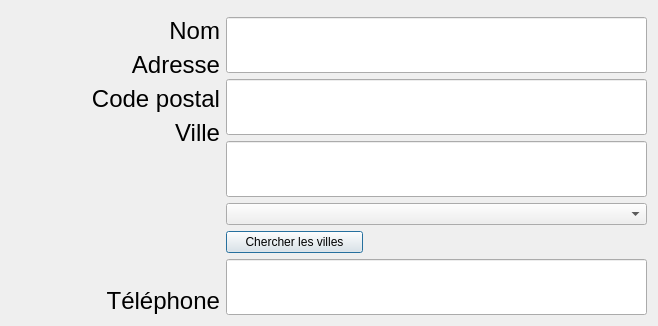
Above: src/Qt/AgenceImmobiliere/dialogclient.ui from Ovan33/Immobilier before the change. Below: the same form after it.
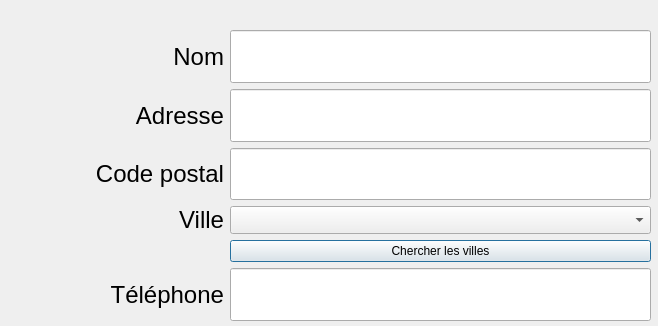
That is the form after the change.

Commit message: Modification du layout de l'écran Client

Patch:
```diff
--- a/src/Qt/AgenceImmobiliere/dialogclient.ui
+++ b/src/Qt/AgenceImmobiliere/dialogclient.ui
@@ -13,9 +13,15 @@
   <property name="windowTitle">
    <string>Dialog</string>
   </property>
-  <layout class="QVBoxLayout" name="verticalLayout_3">
-   <item>
     <widget class="QWidget" name="widget_barreMenu" native="true">
+   <property name="geometry">
+    <rect>
+     <x>9</x>
+     <y>9</y>
+     <width>640</width>
+     <height>16</height>
+    </rect>
+   </property>
      <property name="sizePolicy">
       <sizepolicy hsizetype="Maximum" vsizetype="Maximum">
        <horstretch>0</horstretch>
@@ -29,12 +35,19 @@
       </size>
      </property>
     </widget>
-   </item>
-   <item>
+  <widget class="QWidget" name="">
+   <property name="geometry">
+    <rect>
+     <x>10</x>
+     <y>30</y>
+     <width>641</width>
+     <height>291</height>
+    </rect>
+   </property>
     <layout class="QHBoxLayout" name="horizontalLayout">
      <item>
-      <layout class="QVBoxLayout" name="verticalLayout">
-       <item>
+     <layout class="QGridLayout" name="gridLayout">
+      <item row="0" column="0">
         <widget class="QLabel" name="label_Nom">
          <property name="font">
           <font>
@@ -50,7 +63,23 @@
          </property>
         </widget>
        </item>
-       <item>
+      <item row="0" column="1">
+       <widget class="QLineEdit" name="lineEdit_Nom">
+        <property name="sizePolicy">
+         <sizepolicy hsizetype="Expanding" vsizetype="Expanding">
+          <horstretch>4</horstretch>
+          <verstretch>1</verstretch>
+         </sizepolicy>
+        </property>
+        <property name="maximumSize">
+         <size>
+          <width>421</width>
+          <height>16777215</height>
+         </size>
+        </property>
+       </widget>
+      </item>
+      <item row="1" column="0">
         <widget class="QLabel" name="label_Adresse">
          <property name="sizePolicy">
           <sizepolicy hsizetype="Minimum" vsizetype="Preferred">
@@ -72,7 +101,23 @@
          </property>
         </widget>
        </item>
-       <item>
+      <item row="1" column="1">
+       <widget class="QLineEdit" name="lineEdit_Adresse">
+        <property name="sizePolicy">
+         <sizepolicy hsizetype="Maximum" vsizetype="Expanding">
+          <horstretch>3</horstretch>
+          <verstretch>1</verstretch>
+         </sizepolicy>
+        </property>
+        <property name="maximumSize">
+         <size>
+          <width>421</width>
+          <height>16777215</height>
+         </size>
+        </property>
+       </widget>
+      </item>
+      <item row="2" column="0">
         <widget class="QLabel" name="label_CodePostal">
          <property name="sizePolicy">
           <sizepolicy hsizetype="Minimum" vsizetype="Preferred">
@@ -94,7 +139,7 @@
          </property>
         </widget>
        </item>
-       <item>
+      <item row="3" column="0">
         <widget class="QLabel" name="label_Ville">
          <property name="sizePolicy">
           <sizepolicy hsizetype="Minimum" vsizetype="Preferred">
@@ -116,20 +161,17 @@
          </property>
         </widget>
        </item>
-       <item>
-        <spacer name="verticalSpacer">
-         <property name="orientation">
-          <enum>Qt::Vertical</enum>
-         </property>
-         <property name="sizeHint" stdset="0">
-          <size>
-           <width>20</width>
-           <height>40</height>
-          </size>
-         </property>
-        </spacer>
-       </item>
-       <item>
+      <item row="3" column="1">
+       <widget class="QComboBox" name="comboBox">
+        <property name="sizePolicy">
+         <sizepolicy hsizetype="Preferred" vsizetype="MinimumExpanding">
+          <horstretch>1</horstretch>
+          <verstretch>0</verstretch>
+         </sizepolicy>
+        </property>
+       </widget>
+      </item>
+      <item row="5" column="0">
         <widget class="QLabel" name="label_Telephone">
          <property name="sizePolicy">
           <sizepolicy hsizetype="Minimum" vsizetype="Preferred">
@@ -151,28 +193,8 @@
          </property>
         </widget>
        </item>
-      </layout>
-     </item>
-     <item>
-      <layout class="QVBoxLayout" name="verticalLayout_2">
-       <item>
-        <widget class="QLineEdit" name="lineEdit_Nom">
-         <property name="sizePolicy">
-          <sizepolicy hsizetype="Expanding" vsizetype="Expanding">
-           <horstretch>4</horstretch>
-           <verstretch>1</verstretch>
-          </sizepolicy>
-         </property>
-         <property name="maximumSize">
-          <size>
-           <width>421</width>
-           <height>16777215</height>
-          </size>
-         </property>
-        </widget>
-       </item>
-       <item>
-        <widget class="QLineEdit" name="lineEdit_Adresse">
+      <item row="5" column="1">
+       <widget class="QLineEdit" name="lineEdit_CodePostal_2">
          <property name="sizePolicy">
           <sizepolicy hsizetype="Maximum" vsizetype="Expanding">
            <horstretch>3</horstretch>
@@ -187,7 +209,7 @@
          </property>
         </widget>
        </item>
-       <item>
+      <item row="2" column="1">
         <widget class="QLineEdit" name="lineEdit_CodePostal">
          <property name="sizePolicy">
           <sizepolicy hsizetype="Maximum" vsizetype="Expanding">
@@ -203,56 +225,17 @@
          </property>
         </widget>
        </item>
-       <item>
-        <widget class="QComboBox" name="comboBox">
-         <property name="sizePolicy">
-          <sizepolicy hsizetype="Preferred" vsizetype="MinimumExpanding">
-           <horstretch>1</horstretch>
-           <verstretch>0</verstretch>
-          </sizepolicy>
-         </property>
-        </widget>
-       </item>
-       <item>
-        <widget class="QPushButton" name="button_ChercherVille">
-         <property name="sizePolicy">
-          <sizepolicy hsizetype="Expanding" vsizetype="Expanding">
-           <horstretch>1</horstretch>
-           <verstretch>0</verstretch>
-          </sizepolicy>
-         </property>
-         <property name="maximumSize">
-          <size>
-           <width>137</width>
-           <height>27</height>
-          </size>
-         </property>
+      <item row="4" column="1">
+       <widget class="QPushButton" name="button_ChercherVilles">
          <property name="text">
           <string>Chercher les villes</string>
          </property>
         </widget>
        </item>
-       <item>
-        <widget class="QLineEdit" name="lineEdit_CodePostal_2">
-         <property name="sizePolicy">
-          <sizepolicy hsizetype="Maximum" vsizetype="Expanding">
-           <horstretch>3</horstretch>
-           <verstretch>1</verstretch>
-          </sizepolicy>
-         </property>
-         <property name="maximumSize">
-          <size>
-           <width>421</width>
-           <height>16777215</height>
-          </size>
-         </property>
-        </widget>
-       </item>
-      </layout>
-     </item>
-    </layout>
-   </item>
-  </layout>
+     </layout>
+    </item>
+   </layout>
+  </widget>
  </widget>
  <resources/>
  <connections/>
```
Lines whose indentation alone changed are shown as unchanged.
